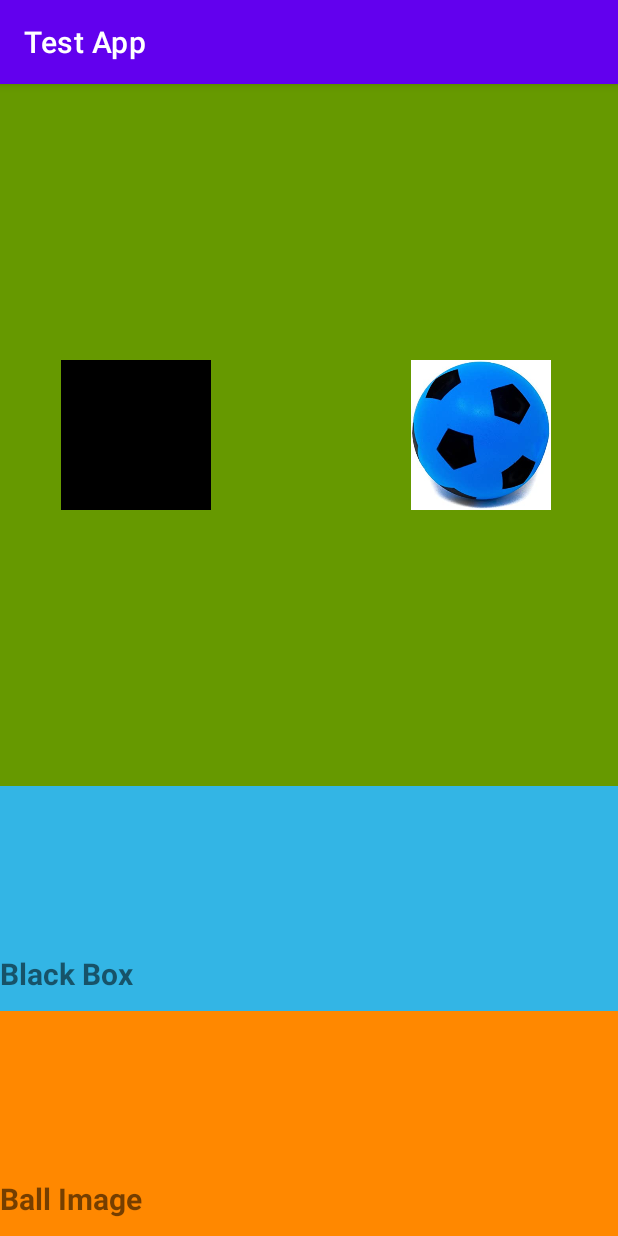
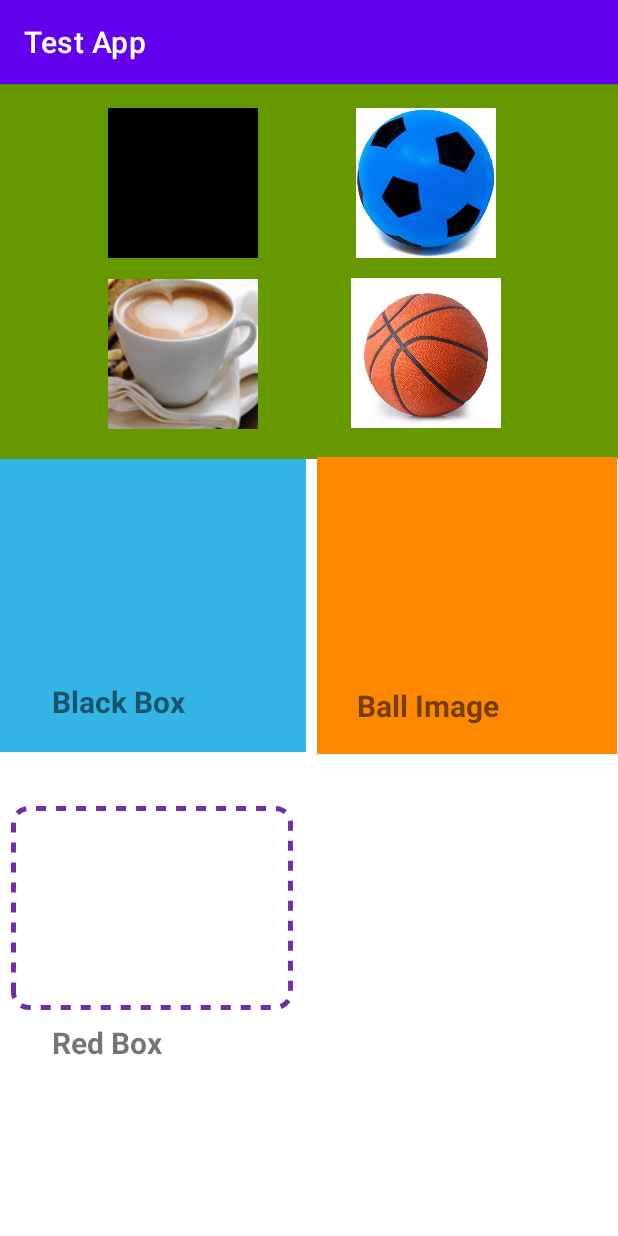
Before and after one commit to fabioqueiroz/kotlin-tutorial, an Android app: the DragAndDropFragment screen opened through its navigation route, on a phone screen of 412 x 824 dp. Run offline under Robolectric (Android 15) with nearby library versions, the phone set to English and light mode, and no system bars.

Commit message:
changed to constrait layouts

```diff
--- a/app/src/main/java/com/fq/navigationtutorial/DragAndDropFragment.kt
+++ b/app/src/main/java/com/fq/navigationtutorial/DragAndDropFragment.kt
@@ -9,12 +9,9 @@ import androidx.fragment.app.Fragment
 import android.view.LayoutInflater
 import android.view.View
 import android.view.ViewGroup
-import android.widget.LinearLayout
-import android.widget.Spinner
-import android.widget.Toast
-import androidx.appcompat.app.AppCompatActivity
+import android.widget.*
+import androidx.constraintlayout.widget.ConstraintLayout
 import com.fq.navigationtutorial.databinding.FragmentDragAndDropBinding
-import com.fq.navigationtutorial.databinding.FragmentSecondBlankBinding
 
 // TODO: Rename parameter arguments, choose names that match
 // the fragment initialization parameters, e.g. ARG_ITEM_NUMBER
@@ -57,16 +54,11 @@ class DragAndDropFragment : Fragment() {
 //        attachOnDragListener()
 //    }
 
-    private fun attachOnDragListener() {
-        binding.llTop.setOnDragListener(dragListener)
-        binding.llBottom.setOnDragListener(dragListener)
-        binding.newDropArea.setOnDragListener(dragListener)
-
-        binding.dragView.setOnLongClickListener {
-            val clipText = "Test ClipData text"
-            val item = ClipData.Item(clipText)
+    private fun setClickListenerToImage(imageView: ImageView, dataText: String) {
+        imageView.setOnLongClickListener {
+            val item = ClipData.Item(dataText)
             val mimeTypes = arrayOf(ClipDescription.MIMETYPE_TEXT_PLAIN)
-            val data = ClipData(clipText, mimeTypes, item)
+            val data = ClipData(dataText, mimeTypes, item)
 
             val dragShadowBuilder = View.DragShadowBuilder(it)
             it.startDragAndDrop(data, dragShadowBuilder, it, 0)
@@ -74,18 +66,22 @@ class DragAndDropFragment : Fragment() {
             it.visibility = View.INVISIBLE
             true
         }
-        binding.dragImageView.setOnLongClickListener {
-            val clipText = "Image view text"
-            val item = ClipData.Item(clipText)
-            val mimeTypes = arrayOf(ClipDescription.MIMETYPE_TEXT_PLAIN)
-            val data = ClipData(clipText, mimeTypes, item)
+    }
 
-            val dragShadowBuilder = View.DragShadowBuilder(it)
-            it.startDragAndDrop(data, dragShadowBuilder, it, 0)
+    private fun setDragListenerToArea(constraintLayout: ConstraintLayout) {
+        constraintLayout.setOnDragListener(dragListener)
+    }
 
-            it.visibility = View.INVISIBLE
-            true
-        }
+    private fun attachOnDragListener() {
+        setDragListenerToArea(binding.llTop)
+        setDragListenerToArea(binding.llBottom)
+        setDragListenerToArea(binding.newDropArea)
+        setDragListenerToArea(binding.imageDropArea)
+
+        setClickListenerToImage(binding.dragView, "Test ClipData text")
+        setClickListenerToImage(binding.dragImageView, "Image view text")
+        setClickListenerToImage(binding.dragImageView2, "Orange ball text")
+        setClickListenerToImage(binding.dragCoffeeImageView, "Coffee image text")
     }
 
     private val dragListener = View.OnDragListener { view, dragEvent ->
@@ -115,21 +111,27 @@ class DragAndDropFragment : Fragment() {
                 val owner = v.parent as ViewGroup
                 owner.removeView(v)
 
-                val destination = view as LinearLayout
+                val destination = view as ConstraintLayout //RelativeLayout //LinearLayout
                 destination.addView(v)
                 v.visibility = View.VISIBLE
 
                 var draggedObject = when(dragData.toString()) {
                     "Test ClipData text" -> "Black Box"
                     "Image view text" -> "Ball Image"
+                    "Orange ball text" -> "Orange Ball"
+                    "Coffee image text" -> "Coffee Image"
                     else -> ""
                 }
 
                 if(destination == binding.llBottom && draggedObject == "Black Box" ||
                     destination == binding.newDropArea && draggedObject == "Ball Image") {
                     Toast.makeText(this@DragAndDropFragment.context, "Correct: $draggedObject", Toast.LENGTH_SHORT).show()
-
-                } else {
+                    //binding.dragView.setImageResource(R.drawable.bar)
+                }
+                else if(destination == binding.llTop) {
+                    Toast.makeText(this@DragAndDropFragment.context, "Let's try again!", Toast.LENGTH_SHORT).show()
+                }
+                else {
                     Toast.makeText(this@DragAndDropFragment.context, "Wrong object: $draggedObject", Toast.LENGTH_SHORT).show()
                 }
 
--- /dev/null
+++ b/app/src/main/res/drawable/custom_border.xml
@@ -0,0 +1,15 @@
+<?xml version="1.0" encoding="utf-8"?>
+<shape xmlns:android="http://schemas.android.com/apk/res/android">
+    <solid android:color="#FFFFFF"/>
+    <stroke
+        android:width="3dip"
+        android:color="#6e2fa8"
+        android:dashWidth="10px"
+        android:dashGap="10px"/>
+    <corners android:radius="10dip"/>
+    <padding
+        android:left="0dip"
+        android:top="0dip"
+        android:right="0dip"
+        android:bottom="0dip" />
+</shape>
--- a/app/src/main/res/layout/fragment_drag_and_drop.xml
+++ b/app/src/main/res/layout/fragment_drag_and_drop.xml
@@ -1,5 +1,6 @@
 <?xml version="1.0" encoding="utf-8"?>
-<LinearLayout xmlns:android="http://schemas.android.com/apk/res/android"
+<RelativeLayout xmlns:android="http://schemas.android.com/apk/res/android"
+    xmlns:app="http://schemas.android.com/apk/res-auto"
     xmlns:tools="http://schemas.android.com/tools"
     android:id="@+id/frameLayout9"
     android:layout_width="match_parent"
@@ -7,74 +8,171 @@
     android:orientation="vertical"
     tools:context=".DragAndDropFragment">
 
-    <LinearLayout
+    <androidx.constraintlayout.widget.ConstraintLayout
         android:id="@+id/llTop"
         android:layout_width="match_parent"
-        android:layout_height="match_parent"
-        android:orientation="horizontal"
+        android:layout_height="250dp"
+        android:layout_alignParentTop="true"
+        android:layout_marginTop="0dp"
+        android:layout_weight="1"
         android:background="@android:color/holo_green_dark"
         android:gravity="center"
-        android:layout_weight="1">
+        android:orientation="horizontal">
 
-        <View
+        <ImageView
             android:id="@+id/dragView"
             android:layout_width="100dp"
             android:layout_height="100dp"
             android:layout_gravity="center"
-            android:layout_marginRight="180dp"
-            android:background="@android:color/black" />
+            android:layout_marginStart="72dp"
+            android:layout_marginTop="16dp"
+            android:background="@android:color/black"
+            app:layout_constraintStart_toStartOf="parent"
+            app:layout_constraintTop_toTopOf="parent" />
 
         <ImageView
             android:id="@+id/dragImageView"
             android:layout_width="100dp"
             android:layout_height="100dp"
             android:layout_gravity="center"
-            android:layout_marginLeft="-50dp"
-            android:src="@drawable/ball2" />
+            android:layout_marginTop="16dp"
+            android:layout_marginEnd="16dp"
+            android:src="@drawable/ball2"
+            app:layout_constraintEnd_toEndOf="parent"
+            app:layout_constraintStart_toEndOf="@+id/dragView"
+            app:layout_constraintTop_toTopOf="parent" />
 
-    </LinearLayout>
+        <ImageView
+            android:id="@+id/dragImageView2"
+            android:layout_width="100dp"
+            android:layout_height="100dp"
+            android:layout_below="@id/dragImageView"
+            android:layout_gravity="center"
+            android:layout_marginTop="8dp"
+            android:layout_marginEnd="16dp"
+            android:layout_marginBottom="16dp"
+            android:layout_toRightOf="@id/dragCoffeeImageView"
+            android:src="@drawable/ball1"
+            app:layout_constraintBottom_toBottomOf="parent"
+            app:layout_constraintEnd_toEndOf="parent"
+            app:layout_constraintLeft_toRightOf="@id/dragCoffeeImageView"
+            app:layout_constraintStart_toEndOf="@+id/dragCoffeeImageView"
+            app:layout_constraintTop_toBottomOf="@+id/dragImageView" />
 
-    <LinearLayout
+        <ImageView
+            android:id="@+id/dragCoffeeImageView"
+            android:layout_width="100dp"
+            android:layout_height="100dp"
+            android:layout_below="@id/dragView"
+            android:layout_gravity="center"
+            android:layout_marginStart="72dp"
+            android:layout_marginTop="8dp"
+            android:layout_marginBottom="16dp"
+            android:src="@drawable/coffee"
+            android:contentDescription="test"
+            app:layout_constraintBottom_toBottomOf="parent"
+            app:layout_constraintStart_toStartOf="parent"
+            app:layout_constraintTop_toBottomOf="@+id/dragView"
+            app:layout_constraintVertical_bias="0.6" />
+
+    </androidx.constraintlayout.widget.ConstraintLayout>
+
+    <androidx.constraintlayout.widget.ConstraintLayout
         android:id="@+id/llBottom"
-        android:layout_width="match_parent"
-        android:layout_height="450dp"
-        android:orientation="horizontal"
+        android:layout_width="204dp"
+        android:layout_height="195dp"
+        android:layout_below="@id/llTop"
+        android:layout_marginTop="0dp"
+        android:layout_weight="1"
         android:background="@android:color/holo_blue_light"
         android:gravity="center"
-        android:layout_weight="1">
+        android:orientation="horizontal">
 
         <TextView
             android:id="@+id/llBottomTextView"
-            android:layout_width="match_parent"
-            android:layout_height="wrap_content"
-            android:layout_marginTop="50dp"
+            android:layout_width="135dp"
+            android:layout_height="31dp"
+            android:layout_marginBottom="16dp"
             android:layout_weight="1"
             android:text="Black Box"
             android:textSize="20sp"
-            android:textStyle="bold" />
+            android:textStyle="bold"
+            app:layout_constraintBottom_toBottomOf="parent"
+            app:layout_constraintEnd_toEndOf="parent"
+            app:layout_constraintHorizontal_bias="0.507"
+            app:layout_constraintStart_toStartOf="parent" />
 
-    </LinearLayout>
+    </androidx.constraintlayout.widget.ConstraintLayout>
 
-    <LinearLayout
+    <androidx.constraintlayout.widget.ConstraintLayout
         android:id="@+id/newDropArea"
-        android:layout_width="match_parent"
-        android:layout_height="450dp"
-        android:orientation="horizontal"
+        android:layout_width="200dp"
+        android:layout_height="198dp"
+        android:layout_below="@id/llTop"
+        android:layout_marginLeft="7dp"
+        android:layout_marginTop="-1dp"
+        android:layout_toRightOf="@id/llBottom"
+        android:layout_weight="1"
         android:background="@android:color/holo_orange_dark"
         android:gravity="center"
-        android:layout_weight="1">
+        android:orientation="horizontal">
 
         <TextView
             android:id="@+id/newDropAreaTextView"
-            android:layout_width="match_parent"
-            android:layout_height="wrap_content"
-            android:layout_marginTop="50dp"
+            android:layout_width="147dp"
+            android:layout_height="30dp"
+            android:layout_marginBottom="16dp"
             android:layout_weight="1"
             android:text="Ball Image"
             android:textSize="20sp"
-            android:textStyle="bold" />
+            android:textStyle="bold"
+            app:layout_constraintBottom_toBottomOf="parent"
+            app:layout_constraintEnd_toEndOf="parent"
+            app:layout_constraintHorizontal_bias="0.509"
+            app:layout_constraintStart_toStartOf="parent" />
 
-    </LinearLayout>
+    </androidx.constraintlayout.widget.ConstraintLayout>
+
+    <androidx.constraintlayout.widget.ConstraintLayout
+        android:id="@+id/cardBase"
+        android:layout_width="204dp"
+        android:layout_height="195dp"
+        android:layout_below="@id/llTop"
+        android:layout_marginTop="215dp"
+        android:layout_weight="1"
+        android:background="@android:color/white"
+        android:gravity="center"
+        android:orientation="horizontal">
+
+        <androidx.constraintlayout.widget.ConstraintLayout
+            android:id="@+id/imageDropArea"
+            android:layout_width="188dp"
+            android:layout_height="136dp"
+            android:layout_marginTop="16dp"
+            android:layout_weight="1"
+            android:background="@drawable/custom_border"
+            android:gravity="center"
+            android:orientation="horizontal"
+            app:layout_constraintEnd_toEndOf="parent"
+            app:layout_constraintHorizontal_bias="0.444"
+            app:layout_constraintStart_toStartOf="parent"
+            app:layout_constraintTop_toTopOf="parent" />
+
+        <TextView
+            android:id="@+id/cardTextView"
+            android:layout_width="135dp"
+            android:layout_height="31dp"
+            android:layout_marginBottom="4dp"
+            android:layout_weight="1"
+            android:text="Red Box"
+            android:textSize="20sp"
+            android:textStyle="bold"
+            app:layout_constraintBottom_toBottomOf="parent"
+            app:layout_constraintEnd_toEndOf="parent"
+            app:layout_constraintHorizontal_bias="0.507"
+            app:layout_constraintStart_toStartOf="parent" />
+
+    </androidx.constraintlayout.widget.ConstraintLayout>
 
 
-</LinearLayout>
+</RelativeLayout>
```
